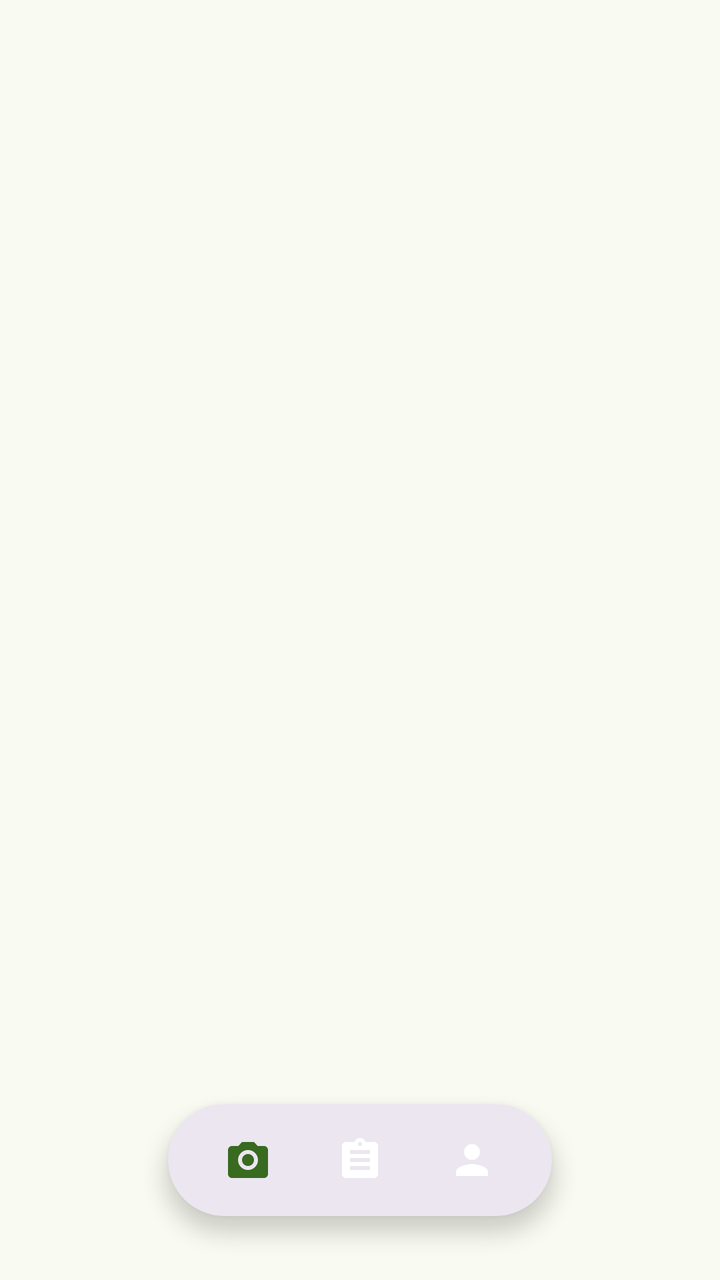
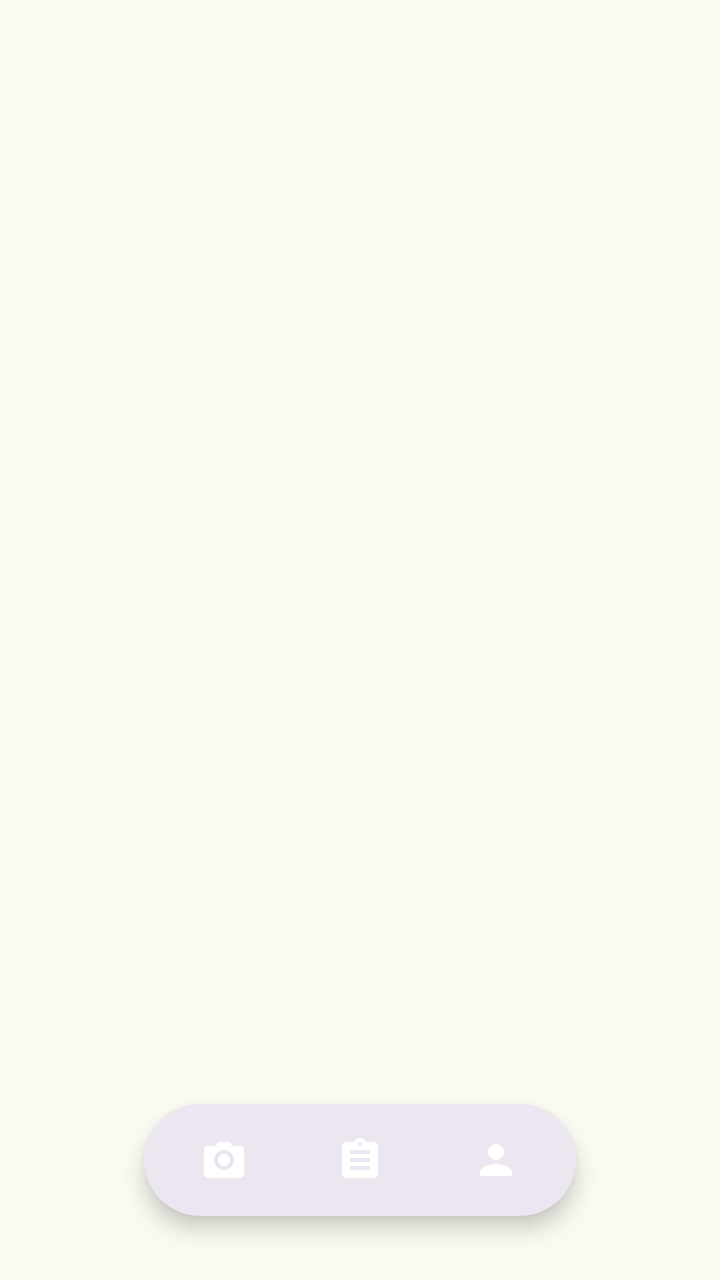

An Android layout rendered at two revisions. The XML below is the earlier revision; the diff shows what the commit changed to produce the second picture.
<!-- AndroidManifest.xml: application theme Theme.ScaScan -->
<!-- res/layout/fragment_main.xml -->
<?xml version="1.0" encoding="utf-8"?>
<androidx.constraintlayout.widget.ConstraintLayout
    xmlns:android="http://schemas.android.com/apk/res/android"
    xmlns:app="http://schemas.android.com/apk/res-auto"
    android:layout_width="match_parent"
    android:layout_height="match_parent"
    android:background="?android:colorBackground">

    <androidx.viewpager2.widget.ViewPager2
        android:id="@+id/viewPager"
        android:layout_width="0dp"
        android:layout_height="0dp"
        app:layout_constraintTop_toTopOf="parent"
        app:layout_constraintBottom_toBottomOf="parent"
        app:layout_constraintStart_toStartOf="parent"
        app:layout_constraintEnd_toEndOf="parent" />

    <com.google.android.material.progressindicator.LinearProgressIndicator
        android:id="@+id/analysisProgress"
        android:layout_width="match_parent"
        android:layout_height="4dp"
        android:indeterminate="true"
        android:visibility="gone"
        app:trackCornerRadius="0dp"
        app:layout_constraintTop_toTopOf="parent" />

    <com.google.android.material.card.MaterialCardView
        android:id="@+id/navCard"
        style="@style/Widget.App.PillBar"
        android:layout_width="wrap_content"
        android:layout_height="56dp"
        android:layout_marginBottom="32dp"
        app:cardBackgroundColor="?attr/colorSurfaceContainerHigh"
        app:layout_constraintBottom_toBottomOf="parent"
        app:layout_constraintEnd_toEndOf="parent"
        app:layout_constraintStart_toStartOf="parent">

        <LinearLayout
            android:id="@+id/customNav"
            android:layout_width="wrap_content"
            android:layout_height="match_parent"
            android:orientation="horizontal"
            android:paddingHorizontal="12dp"
            android:gravity="center">

            <ImageButton
                android:id="@+id/nav_home"
                android:layout_width="56dp"
                android:layout_height="match_parent"
                android:background="?attr/selectableItemBackgroundBorderless"
                android:src="@drawable/ic_camera"
                android:contentDescription="@string/nav_scan"
                app:tint="?attr/colorPrimary" />

            <ImageButton
                android:id="@+id/nav_log"
                android:layout_width="56dp"
                android:layout_height="match_parent"
                android:background="?attr/selectableItemBackgroundBorderless"
                android:src="@drawable/ic_nav_log"
                android:contentDescription="@string/nav_log"
                app:tint="?attr/colorOnSurfaceVariant" />

            <ImageButton
                android:id="@+id/nav_profile"
                android:layout_width="56dp"
                android:layout_height="match_parent"
                android:background="?attr/selectableItemBackgroundBorderless"
                android:src="@drawable/ic_nav_profile"
                android:contentDescription="@string/nav_profile"
                app:tint="?attr/colorOnSurfaceVariant" />

        </LinearLayout>

    </com.google.android.material.card.MaterialCardView>

</androidx.constraintlayout.widget.ConstraintLayout>
<!-- resources referenced by this layout -->
<resources>
  <!-- drawable ic_camera (drawable) -->
  <?xml version="1.0" encoding="utf-8"?>
  <vector xmlns:android="http://schemas.android.com/apk/res/android"
      android:width="24dp"
      android:height="24dp"
      android:viewportWidth="24"
      android:viewportHeight="24">
      <path
          android:fillColor="@android:color/white"
          android:pathData="M20,5H16.83L15,3H9L7.17,5H4C2.9,5 2,5.9 2,7v12c0,1.1 0.9,2 2,2h16c1.1,0 2,-0.9 2,-2V7C22,5.9 21.1,5 20,5zM12,17c-2.76,0 -5,-2.24 -5,-5s2.24,-5 5,-5 5,2.24 5,5S14.76,17 12,17zM12,9c-1.66,0 -3,1.34 -3,3s1.34,3 3,3 3,-1.34 3,-3S13.66,9 12,9z" />
  </vector>
  <!-- drawable ic_nav_profile (drawable) -->
  <?xml version="1.0" encoding="utf-8"?>
  <vector xmlns:android="http://schemas.android.com/apk/res/android"
      android:width="24dp"
      android:height="24dp"
      android:viewportWidth="24"
      android:viewportHeight="24">
      <path
          android:fillColor="@android:color/white"
          android:pathData="M12,12c2.21,0 4,-1.79 4,-4S14.21,4 12,4S8,5.79 8,8S9.79,12 12,12zM12,14c-2.67,0 -8,1.34 -8,4v2h16v-2C20,15.34 14.67,14 12,14z" />
  </vector>
  <string name="nav_log">Log</string>
  <string name="nav_profile">Profile</string>
  <string name="nav_scan">Scan</string>
  <style name="Widget.App.PillBar" parent="Widget.Material3.CardView.Filled">
          <item name="shapeAppearance">@style/ShapeAppearance.App.PillBar</item>
          <item name="cardElevation">6dp</item>
          <item name="strokeWidth">0dp</item>
      </style>
  <style name="ShapeAppearance.App.PillBar" parent="">
          <item name="cornerFamily">rounded</item>
          <item name="cornerSize">50%</item>
      </style>
  <color name="colorPrimary">#386A20</color>
  <color name="colorOnPrimary">#FFFFFF</color>
  <color name="colorBackground">#F9FBF2</color>
  <style name="ShapeAppearance.App.Pill" parent="">
          <item name="cornerFamily">rounded</item>
          <item name="cornerSize">50%</item>
      </style>
  <style name="ShapeAppearance.App.LargeRounded" parent="">
          <item name="cornerFamily">rounded</item>
          <item name="cornerSize">28dp</item>
      </style>
  <style name="Widget.App.Button" parent="Widget.Material3.Button">
          <item name="shapeAppearance">@style/ShapeAppearance.App.Pill</item>
          <item name="android:paddingStart">24dp</item>
          <item name="android:paddingEnd">24dp</item>
      </style>
  <style name="Widget.App.Button.Outlined" parent="Widget.Material3.Button.OutlinedButton">
          <item name="shapeAppearance">@style/ShapeAppearance.App.Pill</item>
          <item name="android:paddingStart">24dp</item>
          <item name="android:paddingEnd">24dp</item>
      </style>
  <style name="Widget.App.FloatingActionButton" parent="Widget.Material3.FloatingActionButton.Large.Primary">
          <item name="shapeAppearance">@style/ShapeAppearance.App.Pill</item>
      </style>
  <style name="Widget.App.ExtendedFab" parent="Widget.Material3.ExtendedFloatingActionButton.Primary">
          <item name="shapeAppearance">@style/ShapeAppearance.App.Pill</item>
      </style>
  <style name="Widget.App.Card" parent="Widget.Material3.CardView.Filled">
          <item name="shapeAppearance">@style/ShapeAppearance.App.LargeRounded</item>
          <item name="cardElevation">0dp</item>
          <item name="strokeWidth">0dp</item>
      </style>
  <!-- unchanged entries left out for length: 2 -->
</resources>

<!-- the commit's change to res/layout/fragment_main.xml (unified diff, before → after) -->
@@ -40,35 +40,90 @@
             android:layout_width="wrap_content"
             android:layout_height="match_parent"
             android:orientation="horizontal"
-            android:paddingHorizontal="12dp"
+            android:paddingHorizontal="8dp"
             android:gravity="center">
 
-            <ImageButton
-                android:id="@+id/nav_home"
-                android:layout_width="56dp"
+            
+            <FrameLayout
+                android:id="@+id/btnNavHome"
+                android:layout_width="64dp"
                 android:layout_height="match_parent"
-                android:background="?attr/selectableItemBackgroundBorderless"
-                android:src="@drawable/ic_camera"
-                android:contentDescription="@string/nav_scan"
-                app:tint="?attr/colorPrimary" />
+                android:clickable="true"
+                android:focusable="true"
+                android:background="?attr/selectableItemBackgroundBorderless">
+                <View
+                    android:id="@+id/bgNavHome"
+                    android:layout_width="48dp"
+                    android:layout_height="32dp"
+                    android:layout_gravity="center"
+                    android:background="@drawable/nav_indicator_background"
+                    android:alpha="0"
+                    android:scaleX="0.8"
+                    android:scaleY="0.8" />
+                <ImageView
+                    android:id="@+id/ivNavHome"
+                    android:layout_width="24dp"
+                    android:layout_height="24dp"
+                    android:layout_gravity="center"
+                    android:src="@drawable/ic_camera"
+                    android:contentDescription="@string/nav_scan"
+                    app:tint="?attr/colorOnSurfaceVariant" />
+            </FrameLayout>
 
-            <ImageButton
-                android:id="@+id/nav_log"
-                android:layout_width="56dp"
+            
+            <FrameLayout
+                android:id="@+id/btnNavLog"
+                android:layout_width="64dp"
                 android:layout_height="match_parent"
-                android:background="?attr/selectableItemBackgroundBorderless"
-                android:src="@drawable/ic_nav_log"
-                android:contentDescription="@string/nav_log"
-                app:tint="?attr/colorOnSurfaceVariant" />
+                android:clickable="true"
+                android:focusable="true"
+                android:layout_marginHorizontal="4dp"
+                android:background="?attr/selectableItemBackgroundBorderless">
+                <View
+                    android:id="@+id/bgNavLog"
+                    android:layout_width="48dp"
+                    android:layout_height="32dp"
+                    android:layout_gravity="center"
+                    android:background="@drawable/nav_indicator_background"
+                    android:alpha="0"
+                    android:scaleX="0.8"
+                    android:scaleY="0.8" />
+                <ImageView
+                    android:id="@+id/ivNavLog"
+                    android:layout_width="24dp"
+                    android:layout_height="24dp"
+                    android:layout_gravity="center"
+                    android:src="@drawable/ic_nav_log"
+                    android:contentDescription="@string/nav_log"
+                    app:tint="?attr/colorOnSurfaceVariant" />
+            </FrameLayout>
 
-            <ImageButton
-                android:id="@+id/nav_profile"
-                android:layout_width="56dp"
+            
+            <FrameLayout
+                android:id="@+id/btnNavProfile"
+                android:layout_width="64dp"
                 android:layout_height="match_parent"
-                android:background="?attr/selectableItemBackgroundBorderless"
-                android:src="@drawable/ic_nav_profile"
-                android:contentDescription="@string/nav_profile"
-                app:tint="?attr/colorOnSurfaceVariant" />
+                android:clickable="true"
+                android:focusable="true"
+                android:background="?attr/selectableItemBackgroundBorderless">
+                <View
+                    android:id="@+id/bgNavProfile"
+                    android:layout_width="48dp"
+                    android:layout_height="32dp"
+                    android:layout_gravity="center"
+                    android:background="@drawable/nav_indicator_background"
+                    android:alpha="0"
+                    android:scaleX="0.8"
+                    android:scaleY="0.8" />
+                <ImageView
+                    android:id="@+id/ivNavProfile"
+                    android:layout_width="24dp"
+                    android:layout_height="24dp"
+                    android:layout_gravity="center"
+                    android:src="@drawable/ic_nav_profile"
+                    android:contentDescription="@string/nav_profile"
+                    app:tint="?attr/colorOnSurfaceVariant" />
+            </FrameLayout>
 
         </LinearLayout>
 
<!-- resource entries referenced after the edit -->
@@ -22,6 +22,12 @@
           android:fillColor="@android:color/white"
           android:pathData="M12,12c2.21,0 4,-1.79 4,-4S14.21,4 12,4S8,5.79 8,8S9.79,12 12,12zM12,14c-2.67,0 -8,1.34 -8,4v2h16v-2C20,15.34 14.67,14 12,14z" />
   </vector>
+  <!-- drawable nav_indicator_background (drawable) -->
+  <?xml version="1.0" encoding="utf-8"?>
+  <shape xmlns:android="http://schemas.android.com/apk/res/android">
+      <solid android:color="?attr/colorSecondaryContainer" />
+      <corners android:radius="16dp" />
+  </shape>
   <string name="nav_log">Log</string>
   <string name="nav_profile">Profile</string>
   <string name="nav_scan">Scan</string>
